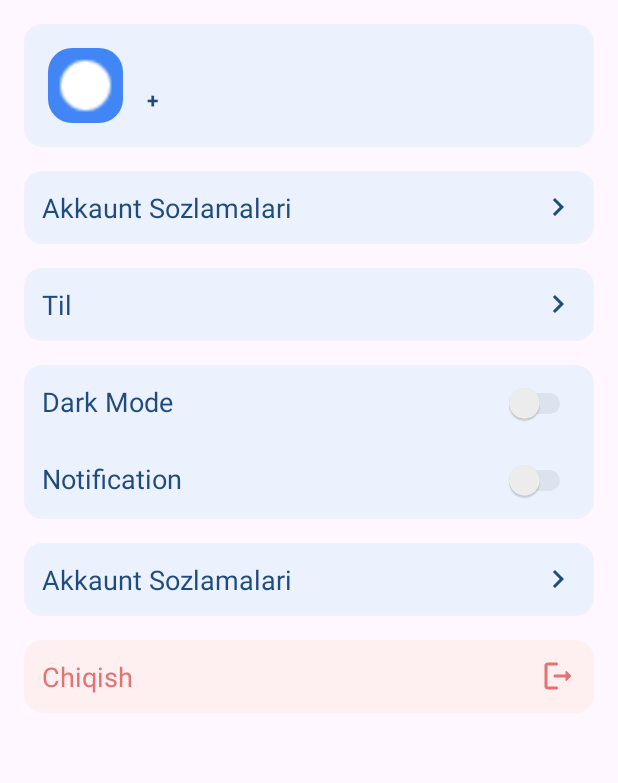
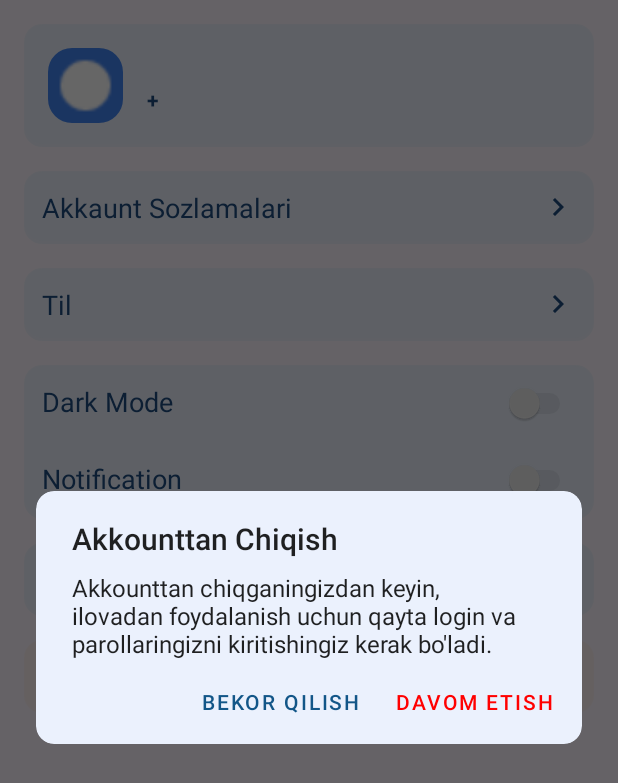
Before and after one commit to theberdakh/Suvchi, an Android app: the fragment SettingsFragment placed in its activity, after a tap on "Chiqish", on a phone screen of 412 x 824 dp. Shown: the top 783 px of the screen. Run offline under Robolectric (Android 15) with nearby library versions, the phone set to English and light mode, and no system bars; libraries missing offline, so code that uses them is left out: com.github.mikephil.charting, com.patrykandpatrick.vico.

Commit message:
add alert dialog on log out

```diff
--- a/app/src/main/java/com/theberdakh/suvchi/ui/SettingsFragment.kt
+++ b/app/src/main/java/com/theberdakh/suvchi/ui/SettingsFragment.kt
@@ -4,10 +4,12 @@ import android.os.Bundle
 import android.view.LayoutInflater
 import android.view.View
 import android.view.ViewGroup
+import androidx.appcompat.content.res.AppCompatResources
 import androidx.fragment.app.Fragment
 import androidx.fragment.app.viewModels
 import androidx.lifecycle.lifecycleScope
 import androidx.navigation.fragment.NavHostFragment
+import com.google.android.material.dialog.MaterialAlertDialogBuilder
 import com.theberdakh.suvchi.R
 import com.theberdakh.suvchi.data.local.pref.LocalPreferences
 import com.theberdakh.suvchi.databinding.FragmentSettingsBinding
@@ -44,11 +46,23 @@ class SettingsFragment: Fragment() {
 
 
         binding.layoutLogOut.setOnClickListener {
-            LocalPreferences().clearUserData()
-            val navHostFragment = requireActivity().supportFragmentManager.findFragmentById(R.id.fragmentContainerView) as NavHostFragment
-            val inflater = navHostFragment.navController.navInflater
-            val graph = inflater.inflate(R.navigation.login_nav)
-            navHostFragment.navController.graph = graph
+
+            MaterialAlertDialogBuilder(requireContext())
+                .setBackground(AppCompatResources.getDrawable(requireContext(), R.drawable.shape_chart_card))
+                .setTitle("Akkounttan Chiqish")
+                .setMessage("Akkounttan chiqganingizdan keyin, ilovadan foydalanish uchun qayta login va parollaringizni kiritishingiz kerak bo'ladi.")
+                .setPositiveButton("Davom etish"){dialog, which ->
+                    LocalPreferences().clearUserData()
+                    val navHostFragment = requireActivity().supportFragmentManager.findFragmentById(R.id.fragmentContainerView) as NavHostFragment
+                    val inflater = navHostFragment.navController.navInflater
+                    val graph = inflater.inflate(R.navigation.login_nav)
+                    navHostFragment.navController.graph = graph
+                }
+                .setNegativeButton("Bekor qilish"){dialog, which ->
+                    dialog.dismiss()
+                }.show()
+
+
         }
 
         return binding.root
--- a/app/src/main/res/values/styles.xml
+++ b/app/src/main/res/values/styles.xml
@@ -7,6 +7,19 @@
 
     <style name="RangeCalendarTheme" parent="ThemeOverlay.Material3.MaterialCalendar">
         <item name="android:windowFullscreen">false</item>
+    </style>
+
+    <style name="AlertDialogTheme" parent="Theme.MaterialComponents.Light.Dialog.Alert.Bridge">
+        <item name="buttonBarNegativeButtonStyle">@style/NegativeButtonStyle</item>
+        <item name="buttonBarPositiveButtonStyle">@style/PositiveButtonStyle</item>
+    </style>
+
+    <style name="NegativeButtonStyle" parent="Widget.MaterialComponents.Button.TextButton.Dialog">
+        <item name="android:textColor">@color/color_text_primary</item>
+    </style>
+
+    <style name="PositiveButtonStyle" parent="Widget.MaterialComponents.Button.TextButton.Dialog">
+        <item name="android:textColor">#f00</item>
     </style>
 
     <style name="CircularPopUp" parent="Widget.AppCompat.ListPopupWindow">
--- a/app/src/main/res/values/themes.xml
+++ b/app/src/main/res/values/themes.xml
@@ -4,7 +4,8 @@
         <item name="colorPrimary">@color/color_icon</item>
         <item name="colorOnSurfaceVariant">@color/color_text_secondary</item>
         <item name="textInputOutlinedStyle">@style/RoundedTextInputLayout</item>
-        <item name="listPopupWindowStyle">@style/CircularPopUp</item>
+        <item name="materialAlertDialogTheme">@style/AlertDialogTheme</item>
+        <item name="android:listPopupWindowStyle">@style/CircularPopUp</item>
     </style>
 
     <style name="Theme.Suvchi" parent="Base.Theme.Suvchi" />
```
